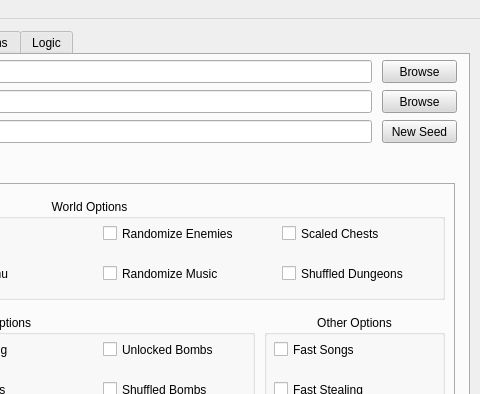
Old version of the form UI/ui_form.ui in the repository Owen-Splat/LAS-Randomizer; both pictures show x 300 to 780 and y 0 to 394 of the 780 by 650 pixel window.
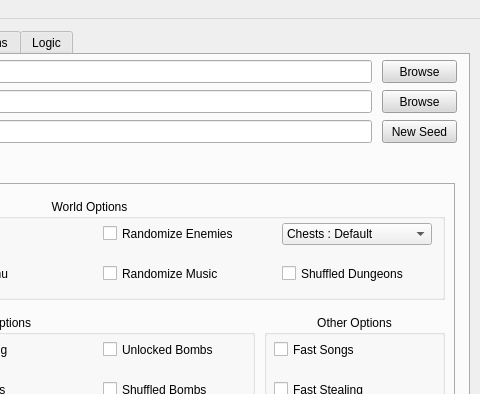
New version of the form. The open tabs and pages were chosen to show the change.

The edit to the form file:
```diff
--- a/UI/ui_form.ui
+++ b/UI/ui_form.ui
@@ -1163,37 +1163,6 @@
           <bool>true</bool>
          </property>
         </widget>
-        <widget class="QCheckBox" name="chestSizesCheck">
-         <property name="enabled">
-          <bool>true</bool>
-         </property>
-         <property name="geometry">
-          <rect>
-           <x>548</x>
-           <y>24</y>
-           <width>151</width>
-           <height>21</height>
-          </rect>
-         </property>
-         <property name="font">
-          <font>
-           <pointsize>9</pointsize>
-           <strikeout>false</strikeout>
-          </font>
-         </property>
-         <property name="toolTip">
-          <string/>
-         </property>
-         <property name="whatsThis">
-          <string>Sets chest sizes to match the importance of the item</string>
-         </property>
-         <property name="text">
-          <string>Scaled Chests</string>
-         </property>
-         <property name="checkable">
-          <bool>true</bool>
-         </property>
-        </widget>
         <widget class="QCheckBox" name="dungeonsCheck">
          <property name="enabled">
           <bool>true</bool>
@@ -1225,6 +1194,43 @@
           <bool>true</bool>
          </property>
         </widget>
+        <widget class="QComboBox" name="chestAspectComboBox">
+         <property name="geometry">
+          <rect>
+           <x>548</x>
+           <y>24</y>
+           <width>150</width>
+           <height>22</height>
+          </rect>
+         </property>
+         <property name="whatsThis">
+          <string>This controls how many custom traps get added to the item pool</string>
+         </property>
+         <property name="editable">
+          <bool>false</bool>
+         </property>
+         <property name="currentIndex">
+          <number>0</number>
+         </property>
+         <property name="placeholderText">
+          <string/>
+         </property>
+         <item>
+          <property name="text">
+           <string>Chests : Default</string>
+          </property>
+         </item>
+         <item>
+          <property name="text">
+           <string>Chests : Size</string>
+          </property>
+         </item>
+         <item>
+          <property name="text">
+           <string>Chests : Texture &amp; Size</string>
+          </property>
+         </item>
+        </widget>
        </widget>
        <widget class="QGroupBox" name="groupBox_5">
         <property name="geometry">
```
Left out of the diff: 2 changed lines with no effect on the pictures.
